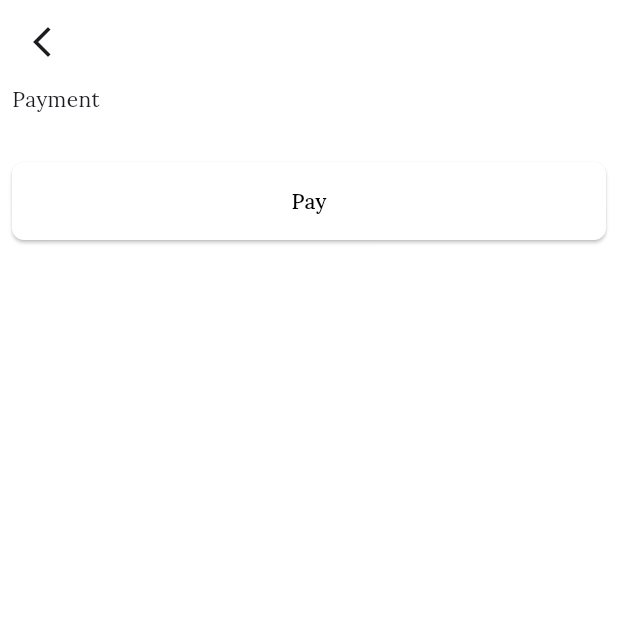
After one commit to LaviniaSurubariu/smart_museum, a Flutter app: the SubscriptionPage screen opened by its route, after a tap on "1 day", on a phone screen of 412 x 824 dp, the top half of it. The commit adds this screen. Run offline on Flutter 3.47's test engine with Material 3 defaults, Android fonts, the phone set to English and light mode, and no system bars; our stand-ins replace audioplayers, cloud_firestore, firebase_auth, firebase_core, firebase_storage, flutter_redux and 7 more; missing offline and left inert: mobile_scanner, redux_epics; accounts and stored records are empty.

Commit message:
add a payment page without functionality

```diff
--- a/lib/main.dart
+++ b/lib/main.dart
@@ -20,6 +20,7 @@ import 'presentation/login_user.dart';
 import 'presentation/update_profile.dart';
 import 'presentation/user_pages/artwork_details_page.dart';
 import 'presentation/user_pages/home_screen.dart';
+import 'presentation/user_pages/payment_page.dart';
 import 'presentation/user_pages/profile_page.dart';
 import 'presentation/user_pages/qr_scan_page.dart';
 import 'presentation/user_pages/subscription_page.dart';
@@ -70,6 +71,7 @@ class MyApp extends StatelessWidget {
           '/generateQrCodePage': (BuildContext context) => const GenerateQrCodePage(),
           '/artworkDetailsPage': (BuildContext context) => const ArtWorkDetailsPage(),
           '/subscriptionPage': (BuildContext context) => const SubscriptionPage(),
+          '/paymentPage': (BuildContext context) => const PaymentPage(),
 
         },
       ),
--- /dev/null
+++ b/lib/presentation/user_pages/payment_page.dart
@@ -0,0 +1,45 @@
+import 'package:flutter/cupertino.dart';
+import 'package:flutter/material.dart';
+// import 'package:flutter_stripe/flutter_stripe.dart';
+
+class PaymentPage extends StatefulWidget {
+  const PaymentPage({super.key});
+
+  @override
+  State<PaymentPage> createState() => _PaymentPageState();
+}
+
+class _PaymentPageState extends State<PaymentPage> {
+  @override
+  Widget build(BuildContext context) {
+    return Scaffold(
+      appBar: AppBar(
+        leading: IconButton(
+          icon: const Icon(Icons.arrow_back_ios_new),
+          onPressed: () {
+            Navigator.pushReplacementNamed(context, '/profilePage');
+          },
+        ),
+        title: const Text(''),
+      ),
+      body: Padding(
+        padding: const EdgeInsets.only(left: 8.0, right: 8.0),
+        child: Column(
+          crossAxisAlignment: CrossAxisAlignment.stretch,
+          children: <Widget>[
+            const Text('Payment'),
+            const SizedBox(height: 16),
+            // CardFormField(
+            //   controller: CardFormEditController(),
+            // ),
+            const SizedBox(height: 16),
+            ElevatedButton(
+              onPressed: () {},
+              child: const Text('Pay'),
+            )
+          ],
+        ),
+      ),
+    );
+  }
+}
--- a/lib/presentation/user_pages/subscription_page.dart
+++ b/lib/presentation/user_pages/subscription_page.dart
@@ -93,6 +93,7 @@ class _SubscriptionPageState extends State<SubscriptionPage> {
                   mainAxisAlignment: MainAxisAlignment.spaceEvenly,
                   children: <Widget>[
                     Expanded(
+                      child: GestureDetector(
                         child: Material(
                           color: Colors.transparent,
                           shadowColor: Colors.white,
@@ -125,6 +126,10 @@ class _SubscriptionPageState extends State<SubscriptionPage> {
                               ),
                             ),
                           ),
+                        ),
+                        onTap: () {
+                          Navigator.pushReplacementNamed(context, '/paymentPage');
+                        }
                       ),
                     ),
                     const SizedBox(width: 16),
```
Also changed, not shown: pubspec.lock. Lines whose indentation alone changed are shown as unchanged.
